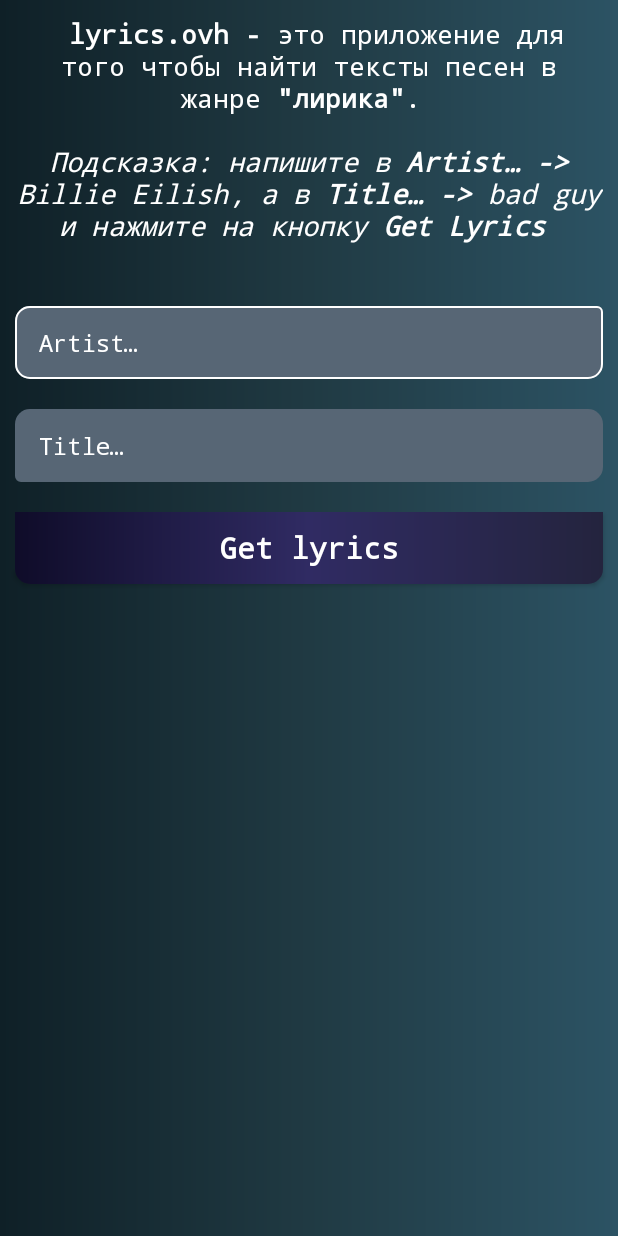
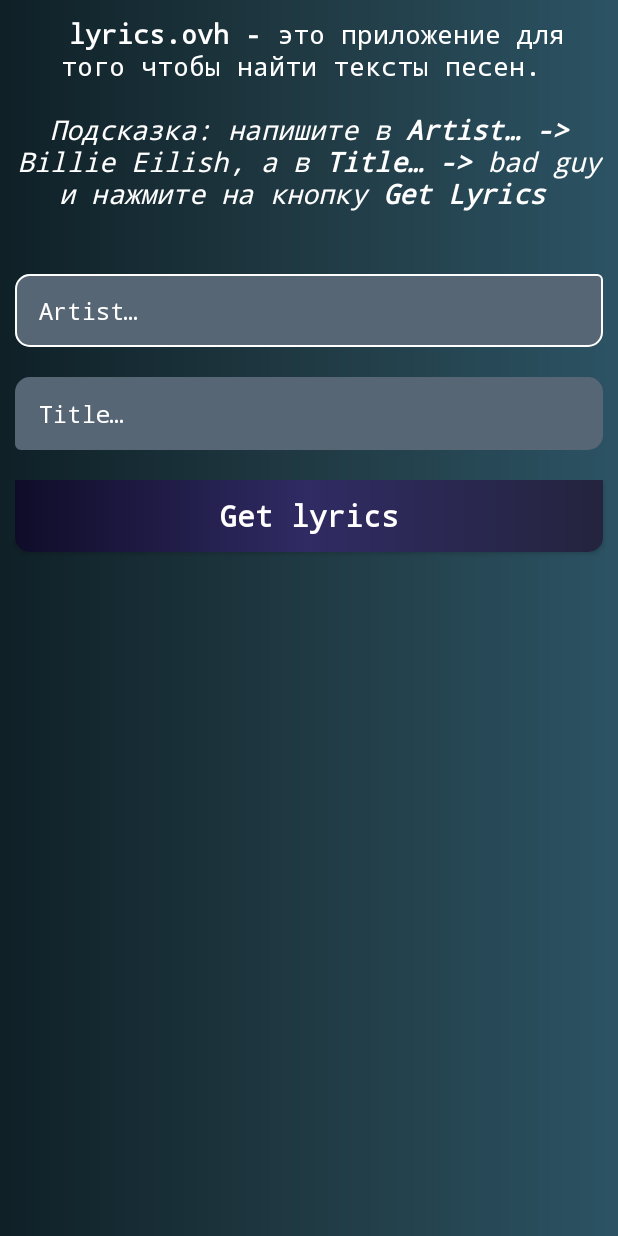
Before and after one commit to TheAlisher/lyrics.ovhApp, an Android app: the screen it shows after launch (MainActivity), on a phone screen of 412 x 824 dp. Run offline under Robolectric (Android 15) with nearby library versions, the phone set to English and light mode, and no system bars.

Commit message:
correction strings.xml

```diff
--- a/app/src/main/res/values/strings.xml
+++ b/app/src/main/res/values/strings.xml
@@ -2,7 +2,7 @@
     <string name="app_name">lyrics.ovh App</string>
 
     <string name="text_main_onboard">
-        <b>lyrics.ovh -</b> это приложение для того чтобы найти тексты песен в жанре<b> \"лирика\"</b>.
+        <b>lyrics.ovh -</b> это приложение для того чтобы найти тексты песен.
         \n
         \n<i>Подсказка: напишите в<b> Artist… -> </b>Billie Eilish, а в<b> Title… -> </b>bad guy
         и нажмите на кнопку <b>Get Lyrics</b></i>
```
